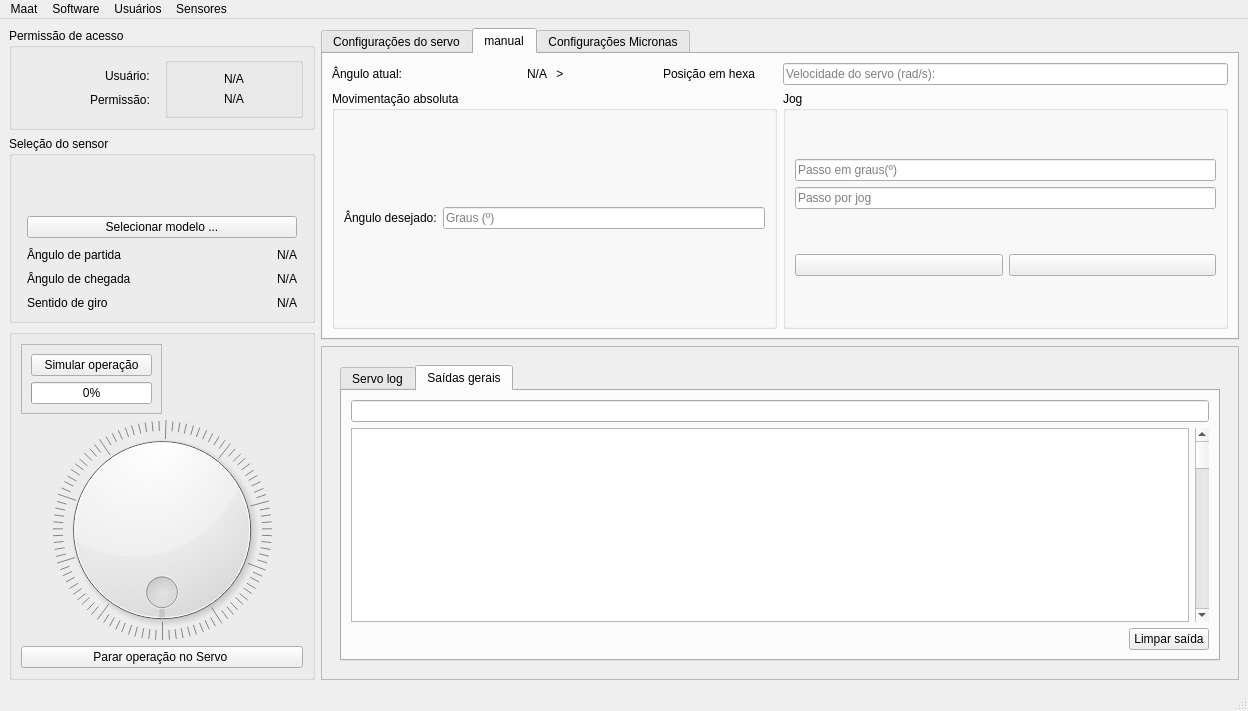
Before: the Qt Designer form mainwindow.ui in LucasDuarte026/QTMaat, drawn with Qt 5.
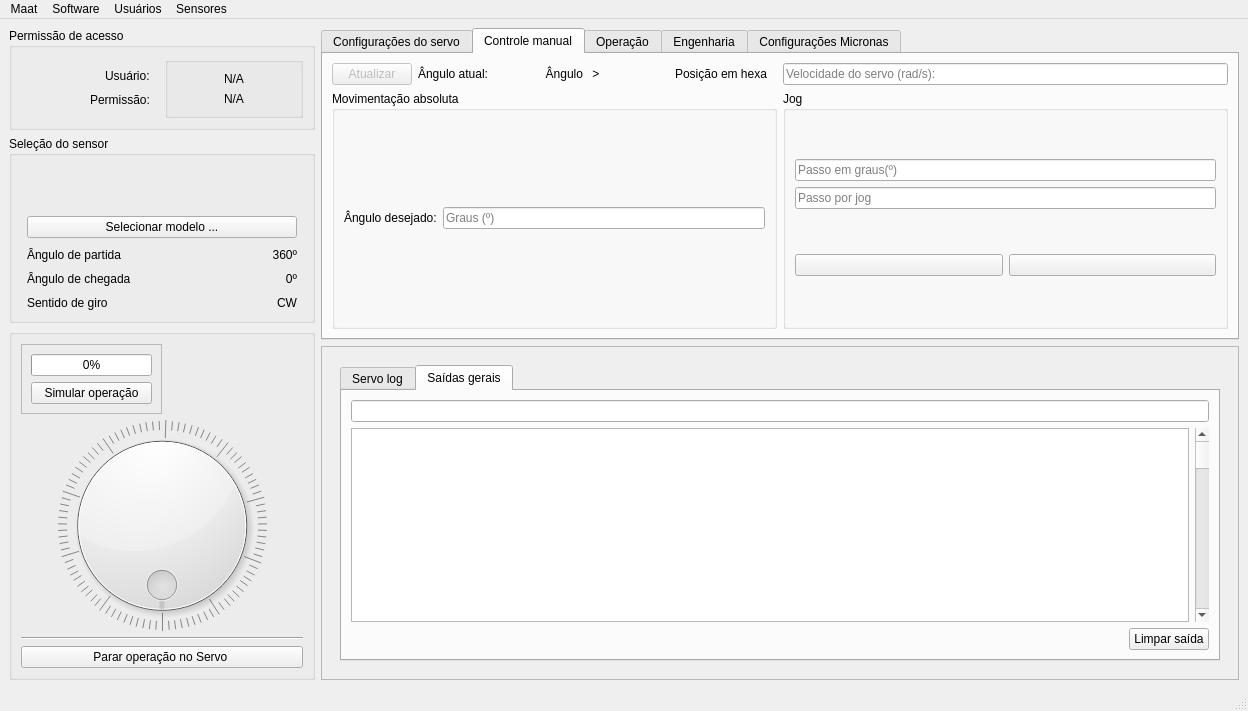
After: the same form once the commit is applied. The open tabs and pages were chosen to show the change. Icons and pictures are not drawn.

What changed in the file:
```diff
--- a/mainwindow.ui
+++ b/mainwindow.ui
@@ -160,7 +160,7 @@
                 <enum>Qt::LayoutDirection::LeftToRight</enum>
                </property>
                <property name="text">
-                <string>N/A</string>
+                <string>360º</string>
                </property>
                <property name="alignment">
                 <set>Qt::AlignmentFlag::AlignRight|Qt::AlignmentFlag::AlignTrailing|Qt::AlignmentFlag::AlignVCenter</set>
@@ -190,7 +190,7 @@
                 <enum>Qt::LayoutDirection::LeftToRight</enum>
                </property>
                <property name="text">
-                <string>N/A</string>
+                <string>0º</string>
                </property>
                <property name="alignment">
                 <set>Qt::AlignmentFlag::AlignRight|Qt::AlignmentFlag::AlignTrailing|Qt::AlignmentFlag::AlignVCenter</set>
@@ -220,7 +220,7 @@
                 <enum>Qt::LayoutDirection::LeftToRight</enum>
                </property>
                <property name="text">
-                <string>N/A</string>
+                <string>CW</string>
                </property>
                <property name="alignment">
                 <set>Qt::AlignmentFlag::AlignRight|Qt::AlignmentFlag::AlignTrailing|Qt::AlignmentFlag::AlignVCenter</set>
@@ -236,7 +236,7 @@
       </item>
       <item>
        <widget class="QGroupBox" name="dial_elements">
-        <layout class="QVBoxLayout" name="verticalLayout_5" stretch="0,10,0">
+        <layout class="QVBoxLayout" name="verticalLayout_5" stretch="0,10,0,0">
          <item>
           <layout class="QVBoxLayout" name="verticalLayout_3" stretch="0">
            <item>
@@ -250,7 +250,7 @@
                 <enum>QFrame::Shadow::Raised</enum>
                </property>
                <layout class="QGridLayout" name="gridLayout">
-                <item row="0" column="0">
+                <item row="1" column="0">
                  <layout class="QVBoxLayout" name="verticalLayout_6">
                   <item>
                    <layout class="QHBoxLayout" name="horizontalLayout_8">
@@ -266,7 +266,9 @@
                     </item>
                    </layout>
                   </item>
-                  <item>
+                 </layout>
+                </item>
+                <item row="0" column="0">
                    <widget class="QProgressBar" name="animate_progress_bar">
                     <property name="value">
                      <number>0</number>
@@ -280,8 +282,6 @@
                    </widget>
                   </item>
                  </layout>
-                </item>
-               </layout>
               </widget>
              </item>
              <item>
@@ -320,6 +320,13 @@
            </property>
           </widget>
          </item>
+         <item>
+          <widget class="Line" name="line">
+           <property name="orientation">
+            <enum>Qt::Orientation::Horizontal</enum>
+           </property>
+          </widget>
+         </item>
          <item>
           <widget class="QPushButton" name="disable_servo_button_2">
            <property name="text">
@@ -458,7 +465,7 @@
         </widget>
         <widget class="QWidget" name="tab">
          <attribute name="title">
-          <string>manual</string>
+          <string>Controle manual</string>
          </attribute>
          <layout class="QGridLayout" name="gridLayout_3">
           <item row="0" column="1">
@@ -473,6 +480,16 @@
             <property name="rightMargin">
              <number>10</number>
             </property>
+            <item>
+             <widget class="QPushButton" name="readServoPosition_button">
+              <property name="enabled">
+               <bool>false</bool>
+              </property>
+              <property name="text">
+               <string>Atualizar</string>
+              </property>
+             </widget>
+            </item>
             <item>
              <widget class="QLabel" name="label_5">
               <property name="text">
@@ -486,7 +503,7 @@
                <cursorShape>PointingHandCursor</cursorShape>
               </property>
               <property name="text">
-               <string>N/A</string>
+               <string>Ângulo</string>
               </property>
               <property name="alignment">
                <set>Qt::AlignmentFlag::AlignRight|Qt::AlignmentFlag::AlignTrailing|Qt::AlignmentFlag::AlignVCenter</set>
@@ -513,7 +530,7 @@
            </layout>
           </item>
           <item row="2" column="1">
-           <widget class="QGroupBox" name="groupBox">
+           <widget class="QGroupBox" name="groupBoxg">
             <property name="title">
              <string>Jog</string>
             </property>
@@ -610,6 +627,16 @@
           </item>
          </layout>
         </widget>
+        <widget class="QWidget" name="tab_2">
+         <attribute name="title">
+          <string>Operação</string>
+         </attribute>
+        </widget>
+        <widget class="QWidget" name="tab_3">
+         <attribute name="title">
+          <string>Engenharia</string>
+         </attribute>
+        </widget>
         <widget class="QWidget" name="micronasTab">
          <attribute name="title">
           <string>Configurações Micronas</string>
```
Left out of the diff: 10 changed lines with no effect on the pictures. Lines whose indentation alone changed are shown as unchanged.
